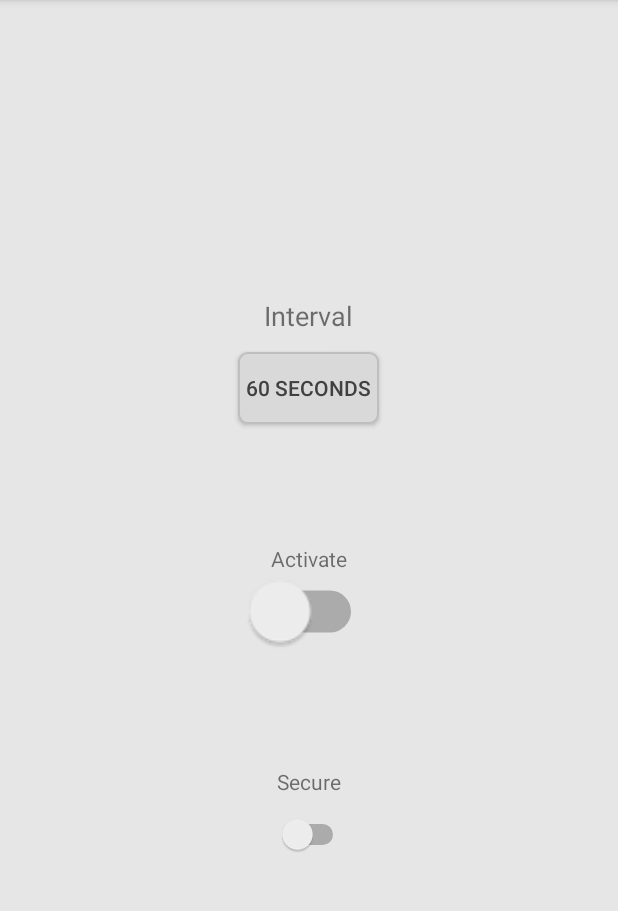
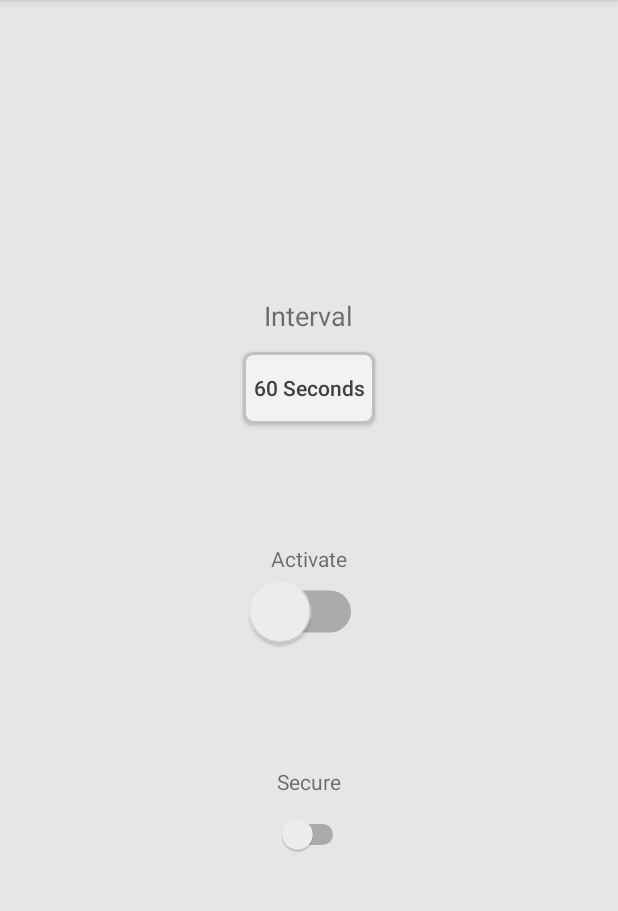
Before and after one commit to danwan754/periodic-lock, an Android app: the screen it shows after launch (MainActivity), on a phone screen of 412 x 824 dp, the part 84-995 px from its top. Run offline under Robolectric (Android 15) with nearby library versions, the light colour scheme and no system bars.

Commit message:
Change style on interval button

```diff
--- a/app/src/main/res/drawable/button_interval.xml
+++ b/app/src/main/res/drawable/button_interval.xml
@@ -4,9 +4,9 @@
     <item>
         <shape>
             <solid
-                android:color="#d9d9d9" />
+                android:color="#f2f2f2" />
             <stroke
-                android:width="1dp"
+                android:width="2dp"
                 android:color="#bfbfbf" />
             <corners
                 android:radius="6dp" />
--- a/app/src/main/res/layout/activity_main.xml
+++ b/app/src/main/res/layout/activity_main.xml
@@ -26,7 +26,8 @@
         android:textColor="#404040"
         android:background="@drawable/button_interval"
         android:onClick="showIntervalDialog"
-        android:text="1 minute" />
+        android:inputType="textCapWords"
+        android:text="1 Minute" />
 
     <TextView
         android:id="@+id/activateTextView"
```
